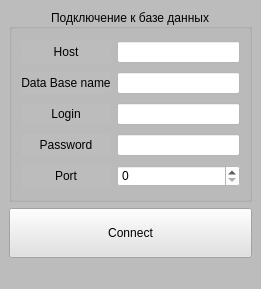
ZeRg0912/Qt, file 03_new/HW-03_new/mainwindow.ui: the form before one commit.
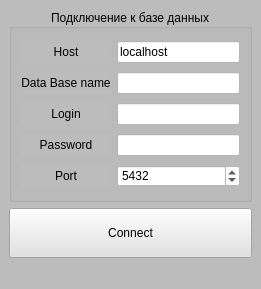
The form after the commit.

The edit to the form file:
```diff
--- a/03_new/HW-03_new/mainwindow.ui
+++ b/03_new/HW-03_new/mainwindow.ui
@@ -105,6 +105,9 @@
          <property name="styleSheet">
           <string notr="true">background-color: rgb(255, 255, 255);</string>
          </property>
+         <property name="text">
+          <string>localhost</string>
+         </property>
         </widget>
        </item>
        <item row="1" column="0">
@@ -148,6 +151,9 @@
          <property name="maximum">
           <number>9999</number>
          </property>
+         <property name="value">
+          <number>5432</number>
+         </property>
         </widget>
        </item>
        <item row="2" column="0">
```
Left out of the diff: 5 changed lines with no effect on the pictures.
